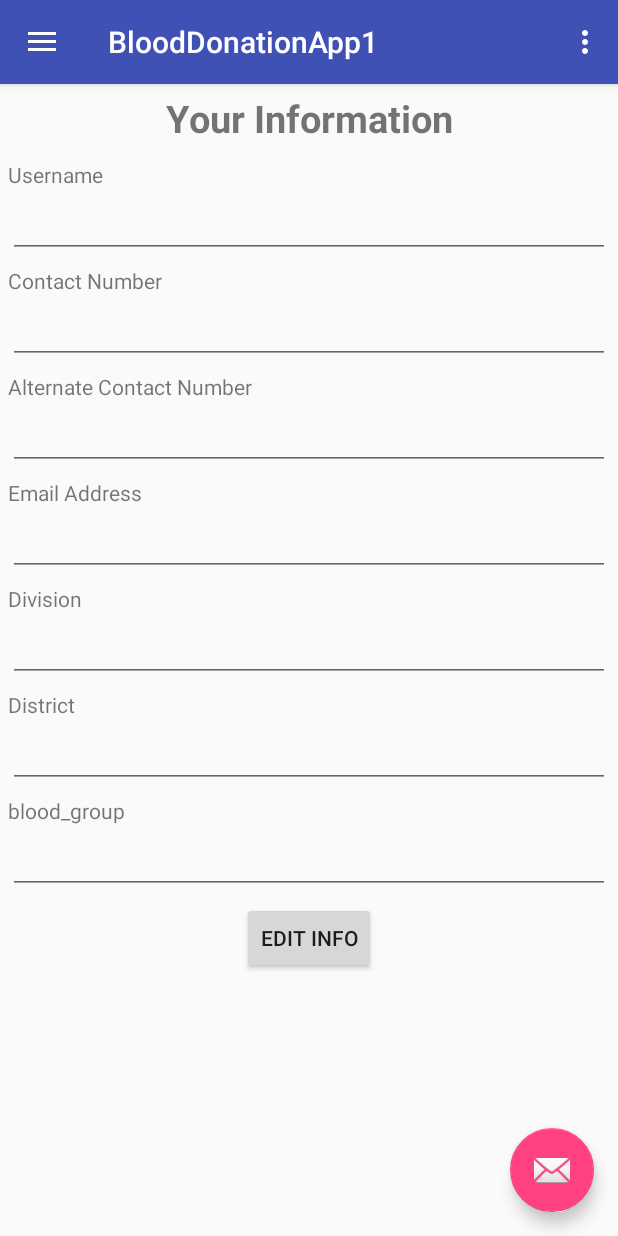
After one commit to BijohnRoy7/blood-dination-app-svs, an Android app: the fragment EditUserInfoFragment placed in its activity, on a phone screen of 412 x 824 dp. The commit adds this screen. Run offline under Robolectric (Android 15) with nearby library versions, the phone set to English and light mode, and no system bars; our stand-ins replace Firebase (no records; nobody signed in at launch, a user with empty details on screens opened directly), Volley; network calls fail.

Commit message:
commit 4 (edit user info)

```diff
--- a/app/build.gradle
+++ b/app/build.gradle
@@ -29,6 +29,7 @@ dependencies {
     implementation 'com.google.firebase:firebase-messaging:11.8.0'
     implementation 'com.google.android.gms:play-services-auth:11.8.0'
 
+    implementation 'com.android.support:support-v4:27.1.1'
     testImplementation 'junit:junit:4.12'
     androidTestImplementation 'com.android.support.test:runner:1.0.2'
     androidTestImplementation 'com.android.support.test.espresso:espresso-core:3.0.2'
--- a/app/src/main/java/invenz/roy/blooddonationapp1/GiveMoreInfoActivity.java
+++ b/app/src/main/java/invenz/roy/blooddonationapp1/activities/GiveMoreInfoActivity.java
@@ -1,4 +1,4 @@
-    package invenz.roy.blooddonationapp1;
+    package invenz.roy.blooddonationapp1.activities;
 
     import android.content.Intent;
     import android.content.SharedPreferences;
@@ -12,6 +12,7 @@
     import android.widget.Spinner;
     import android.widget.Toast;
 
+    import invenz.roy.blooddonationapp1.R;
     import invenz.roy.blooddonationapp1.utils.Constants;
 
     public class GiveMoreInfoActivity extends AppCompatActivity {
--- a/app/src/main/java/invenz/roy/blooddonationapp1/LoginActivity.java
+++ b/app/src/main/java/invenz/roy/blooddonationapp1/activities/LoginActivity.java
@@ -1,4 +1,4 @@
-package invenz.roy.blooddonationapp1;
+package invenz.roy.blooddonationapp1.activities;
 
 import android.content.Intent;
 import android.content.SharedPreferences;
@@ -12,7 +12,6 @@ import android.widget.EditText;
 import android.widget.Toast;
 
 import com.android.volley.AuthFailureError;
-import com.android.volley.Request;
 import com.android.volley.RequestQueue;
 import com.android.volley.Response;
 import com.android.volley.VolleyError;
@@ -38,6 +37,7 @@ import org.json.JSONObject;
 import java.util.HashMap;
 import java.util.Map;
 
+import invenz.roy.blooddonationapp1.R;
 import invenz.roy.blooddonationapp1.utils.Constants;
 import invenz.roy.blooddonationapp1.utils.Urls;
 
--- a/app/src/main/java/invenz/roy/blooddonationapp1/VerifyPhoneActivity.java
+++ b/app/src/main/java/invenz/roy/blooddonationapp1/activities/VerifyPhoneActivity.java
@@ -1,4 +1,4 @@
-package invenz.roy.blooddonationapp1;
+package invenz.roy.blooddonationapp1.activities;
 
 import android.content.Intent;
 import android.content.SharedPreferences;
@@ -25,6 +25,7 @@ import com.google.firebase.auth.PhoneAuthProvider;
 
 import java.util.concurrent.TimeUnit;
 
+import invenz.roy.blooddonationapp1.R;
 import invenz.roy.blooddonationapp1.utils.Constants;
 
 public class VerifyPhoneActivity extends AppCompatActivity {
--- /dev/null
+++ b/app/src/main/java/invenz/roy/blooddonationapp1/fragments/EditUserInfoFragment.java
@@ -0,0 +1,233 @@
+package invenz.roy.blooddonationapp1.fragments;
+
+
+import android.os.Bundle;
+import android.support.v4.app.Fragment;
+import android.util.Log;
+import android.view.LayoutInflater;
+import android.view.View;
+import android.view.ViewGroup;
+import android.widget.Button;
+import android.widget.EditText;
+import android.widget.Toast;
+
+import com.android.volley.AuthFailureError;
+import com.android.volley.Request;
+import com.android.volley.RequestQueue;
+import com.android.volley.Response;
+import com.android.volley.VolleyError;
+import com.android.volley.toolbox.JsonObjectRequest;
+import com.android.volley.toolbox.StringRequest;
+import com.android.volley.toolbox.Volley;
+import com.google.firebase.auth.FirebaseAuth;
+
+import org.json.JSONException;
+import org.json.JSONObject;
+
+import java.util.HashMap;
+import java.util.Map;
+
+import invenz.roy.blooddonationapp1.R;
+import invenz.roy.blooddonationapp1.utils.Urls;
+
+/**
+ * A simple {@link Fragment} subclass.
+ */
+public class EditUserInfoFragment extends Fragment {
+
+    private static final String TAG ="roy" ;
+    private EditText etUserName, etEmail, etPhoneNo, etAlternatePhoneNo, etBloodGroup, etDivision, etDistrict;
+    private Button btEditInfo;
+    private View view;
+    private FirebaseAuth mAuth;
+    private String userId;
+
+
+    public EditUserInfoFragment() {
+        // Required empty public constructor
+    }
+
+
+    @Override
+    public View onCreateView(LayoutInflater inflater, ViewGroup container,
+                             Bundle savedInstanceState) {
+        // Inflate the layout for this fragment
+
+        view = inflater.inflate(R.layout.fragment_edit_user_info, container, false);
+
+        /*###            calling method for initializing components           ###*/
+        init();
+
+
+        /*#####          calling method for getting user info             ####*/
+        getUserInfo();
+
+        /*###              when edit button is clicked              ###*/
+        btEditInfo.setOnClickListener(new View.OnClickListener() {
+            @Override
+            public void onClick(View v) {
+
+                String sUserName = etUserName.getText().toString();
+                String sPhonNo = etPhoneNo.getText().toString();
+                String sEmail = etEmail.getText().toString();
+                String sDivision = etDivision.getText().toString();
+                String sDistrict = etDistrict.getText().toString();
+                String sAlternatePhoneNo = etAlternatePhoneNo.getText().toString();
+
+                if (sUserName.isEmpty() || sPhonNo.isEmpty() || sEmail.isEmpty() || sDivision.isEmpty() || sDistrict.isEmpty()){
+
+                    Toast.makeText(getContext(), "Please fill requiered fields", Toast.LENGTH_SHORT).show();
+
+                }else {
+
+                    editUserInfo(sUserName, sPhonNo, sEmail, sDivision, sDistrict, sAlternatePhoneNo);
+                }
+
+
+            }
+        });
+
+
+        return view;
+    }
+
+
+    /*###                        editting user info                ###*/
+    private void editUserInfo(final String sUserName, final String sPhonNo, final String sEmail, final String sDivision, final String sDistrict, final String sAlternatePhoneNo) {
+
+        StringRequest stringRequest = new StringRequest(StringRequest.Method.POST, Urls.EDIT_USER_INFO_URL,
+                new Response.Listener<String>() {
+                    @Override
+                    public void onResponse(String response) {
+
+                        try {
+                            JSONObject serverResponse = new JSONObject(response);
+                            String code = serverResponse.getString("code");
+                            String msg = serverResponse.getString("message");
+
+                            if(code.equals("success")){
+
+                                Toast.makeText(getContext(), msg, Toast.LENGTH_SHORT).show();
+                                etUserName.setText("");
+                                etEmail.setText("");
+                                etPhoneNo.setText("");
+                                etAlternatePhoneNo.setText("");
+                                etDivision.setText("");
+                                etDistrict.setText("");
+                                etBloodGroup.setText("");
+
+
+                            }else {
+                                Toast.makeText(getContext(), msg, Toast.LENGTH_SHORT).show();
+                            }
+
+
+                        } catch (JSONException e) {
+                            e.printStackTrace();
+                        }
+
+                    }
+                }, new Response.ErrorListener() {
+            @Override
+            public void onErrorResponse(VolleyError error) {
+                Log.d(TAG, "onErrorResponse(EditUserInfoFragment) 1: "+error);
+                error.getStackTrace();
+            }
+        }){
+            @Override
+            protected Map<String, String> getParams() throws AuthFailureError {
+
+                Map<String , String> editUserMap = new HashMap<>();
+
+                editUserMap.put("user_name", sUserName);
+                editUserMap.put("mobile_no", sPhonNo);
+                editUserMap.put("mobile_no_2", sAlternatePhoneNo);
+                editUserMap.put("division", sDivision);
+                editUserMap.put("email", sEmail);
+                editUserMap.put("district", sDistrict);
+                editUserMap.put("firebase_id", userId);
+
+                return editUserMap;
+            }
+        };
+
+        RequestQueue requestQueue = Volley.newRequestQueue(getContext());
+        requestQueue.add(stringRequest);
+
+    }
+
+
+    /*###                          initializing components             ###*/
+    private void init() {
+        etUserName = view.findViewById(R.id.idUserName_editUserInfo);
+        etPhoneNo = view.findViewById(R.id.idMobileNo_editUserInfo);
+        etAlternatePhoneNo = view.findViewById(R.id.idAlternateMobileNo_editUserInfo);
+        etEmail = view.findViewById(R.id.idEmail_editUserInfo);
+        etBloodGroup = view.findViewById(R.id.idblood_group_editUserInfo);
+        etDivision = view.findViewById(R.id.idDivision_editUserInfo);
+        etDistrict = view.findViewById(R.id.idDistrict_editUserInfo);
+        btEditInfo = view.findViewById(R.id.idEditBtn_editUserInfo);
+
+
+        mAuth = FirebaseAuth.getInstance();
+        userId = mAuth.getUid();
+
+    }
+
+
+
+    /*#####          getting user info here             ####*/
+    private void getUserInfo() {
+
+        JsonObjectRequest request = new JsonObjectRequest(JsonObjectRequest.Method.POST, Urls.GET_USER_INFO_URL, null,
+                new Response.Listener<JSONObject>() {
+                    @Override
+                    public void onResponse(JSONObject response) {
+
+                        try {
+                            String code = response.getString("code");
+
+                            if (code.equals("success")){
+
+                                String userName = response.getString("user_name");
+                                String mobileNo = response.getString("mobile_no");
+                                String email = response.getString("email");
+                                String division = response.getString("division");
+                                String district = response.getString("district");
+                                String bloodGroup = response.getString("blood_group");
+                                String mobileNo2 = response.getString("mobile_no_2");
+
+                                etUserName.setText(userName);
+                                etPhoneNo.setText(mobileNo);
+                                etEmail.setText(email);
+                                etDivision.setText(division);
+                                etDistrict.setText(district);
+                                etBloodGroup.setText(bloodGroup);
+                                etAlternatePhoneNo.setText(mobileNo2);
+
+                            }else {
+
+                                Toast.makeText(getContext(), "Failed To Get Information. Please Try Later...", Toast.LENGTH_SHORT).show();
+                            }
+
+                        } catch (JSONException e) {
+                            e.printStackTrace();
+                        }
+
+                    }
+                }, new Response.ErrorListener() {
+            @Override
+            public void onErrorResponse(VolleyError error) {
+                Log.d(TAG, "onErrorResponse(EditUserInfoFrag): "+error);
+                error.getStackTrace();
+            }
+        });
+
+        RequestQueue requestQueue = Volley.newRequestQueue(getContext());
+        requestQueue.add(request);
+
+    }
+
+
+
+}
--- a/app/src/main/java/invenz/roy/blooddonationapp1/notification/MyFirebaseMessagingService.java
+++ b/app/src/main/java/invenz/roy/blooddonationapp1/notification/MyFirebaseMessagingService.java
@@ -6,7 +6,7 @@ import android.util.Log;
 import com.google.firebase.messaging.FirebaseMessagingService;
 import com.google.firebase.messaging.RemoteMessage;
 
-import invenz.roy.blooddonationapp1.HomeActivity;
+import invenz.roy.blooddonationapp1.activities.HomeActivity;
 
 public class MyFirebaseMessagingService extends FirebaseMessagingService {
 
--- a/app/src/main/java/invenz/roy/blooddonationapp1/utils/Urls.java
+++ b/app/src/main/java/invenz/roy/blooddonationapp1/utils/Urls.java
@@ -6,6 +6,8 @@ public class Urls {
     public static final String SAVE_USER_INFO_URL = DEFAULT_URL+"AddUserInfo.php";
     public static final String STORE_TOKEN_URL = DEFAULT_URL+"StoreToken.php";
     public static final String IS_FIREBASE_ID_EXISTS_URL = DEFAULT_URL+"FirebaseIdExists.php";
+    public static final String GET_USER_INFO_URL = DEFAULT_URL+"GetUserInfo.php";
+    public static final String EDIT_USER_INFO_URL = DEFAULT_URL+"EditUserInfo.php";
 
 
 
--- a/app/src/main/res/layout/activity_give_more_info.xml
+++ b/app/src/main/res/layout/activity_give_more_info.xml
@@ -4,7 +4,7 @@
     xmlns:tools="http://schemas.android.com/tools"
     android:layout_width="match_parent"
     android:layout_height="match_parent"
-    tools:context=".GiveMoreInfoActivity"
+    tools:context=".activities.GiveMoreInfoActivity"
     android:orientation="vertical">
 
 
--- a/app/src/main/res/layout/activity_login.xml
+++ b/app/src/main/res/layout/activity_login.xml
@@ -4,7 +4,7 @@
     xmlns:tools="http://schemas.android.com/tools"
     android:layout_width="match_parent"
     android:layout_height="match_parent"
-    tools:context=".LoginActivity">
+    tools:context=".activities.LoginActivity">
 
     <RelativeLayout
         android:id="@+id/relativeLayout"
--- a/app/src/main/res/layout/activity_verify_phone.xml
+++ b/app/src/main/res/layout/activity_verify_phone.xml
@@ -4,7 +4,7 @@
     xmlns:tools="http://schemas.android.com/tools"
     android:layout_width="match_parent"
     android:layout_height="match_parent"
-    tools:context=".VerifyPhoneActivity">
+    tools:context=".activities.VerifyPhoneActivity">
 
     <RelativeLayout
         android:id="@+id/relativeLayout"
--- a/app/src/main/res/layout/app_bar_home.xml
+++ b/app/src/main/res/layout/app_bar_home.xml
@@ -4,7 +4,7 @@
     xmlns:tools="http://schemas.android.com/tools"
     android:layout_width="match_parent"
     android:layout_height="match_parent"
-    tools:context=".HomeActivity">
+    tools:context=".activities.HomeActivity">
 
     <android.support.design.widget.AppBarLayout
         android:layout_width="match_parent"
--- a/app/src/main/res/layout/content_home.xml
+++ b/app/src/main/res/layout/content_home.xml
@@ -1,20 +1,16 @@
 <?xml version="1.0" encoding="utf-8"?>
-<android.support.constraint.ConstraintLayout xmlns:android="http://schemas.android.com/apk/res/android"
+<LinearLayout xmlns:android="http://schemas.android.com/apk/res/android"
     xmlns:app="http://schemas.android.com/apk/res-auto"
     xmlns:tools="http://schemas.android.com/tools"
     android:layout_width="match_parent"
     android:layout_height="match_parent"
     app:layout_behavior="@string/appbar_scrolling_view_behavior"
-    tools:context=".HomeActivity"
+    tools:context=".activities.HomeActivity"
     tools:showIn="@layout/app_bar_home">
 
-    <TextView
-        android:layout_width="wrap_content"
-        android:layout_height="wrap_content"
-        android:text="Hello World!"
-        app:layout_constraintBottom_toBottomOf="parent"
-        app:layout_constraintLeft_toLeftOf="parent"
-        app:layout_constraintRight_toRightOf="parent"
-        app:layout_constraintTop_toTopOf="parent" />
+    <FrameLayout
+        android:id="@+id/idFrameLayout"
+        android:layout_width="match_parent"
+        android:layout_height="match_parent"></FrameLayout>
 
-</android.support.constraint.ConstraintLayout>
+</LinearLayout>
--- /dev/null
+++ b/app/src/main/res/layout/fragment_edit_user_info.xml
@@ -0,0 +1,142 @@
+<?xml version="1.0" encoding="utf-8"?>
+    <FrameLayout xmlns:android="http://schemas.android.com/apk/res/android"
+        xmlns:tools="http://schemas.android.com/tools"
+        android:layout_width="match_parent"
+        android:layout_height="match_parent"
+        tools:context=".fragments.EditUserInfoFragment">
+
+        <ScrollView
+            android:layout_width="match_parent"
+            android:layout_height="match_parent">
+
+        <LinearLayout
+            android:layout_width="match_parent"
+            android:layout_height="match_parent"
+            android:orientation="vertical"
+            android:padding="5dp">
+
+            <TextView
+                android:layout_width="match_parent"
+                android:layout_height="wrap_content"
+                android:text="Your Information"
+                android:textSize="25dp"
+                android:textStyle="bold"
+                android:layout_gravity="center"
+                android:gravity="center"
+                android:layout_marginBottom="5dp"/>
+
+
+                <TextView
+                    android:layout_width="match_parent"
+                    android:layout_height="20dp"
+                    android:text="Username"
+                    android:layout_marginTop="5dp"/>
+
+                <EditText
+                    android:id="@+id/idUserName_editUserInfo"
+                    android:layout_width="match_parent"
+                    android:layout_height="wrap_content"/>
+
+
+
+                <TextView
+                    android:layout_width="match_parent"
+                    android:layout_height="20dp"
+                    android:layout_marginTop="5dp"
+                    android:text="Contact Number"/>
+
+                <EditText
+                    android:id="@+id/idMobileNo_editUserInfo"
+                    android:layout_width="match_parent"
+                    android:layout_height="wrap_content"
+                    android:inputType="phone"
+                    android:maxLength="11"/>
+
+
+
+                <TextView
+                    android:layout_width="match_parent"
+                    android:layout_height="20dp"
+                    android:layout_marginTop="5dp"
+                    android:text="Alternate Contact Number"/>
+
+                <EditText
+                    android:id="@+id/idAlternateMobileNo_editUserInfo"
+                    android:layout_width="match_parent"
+                    android:layout_height="wrap_content"
+                    android:inputType="phone"
+                    android:maxLength="11"/>
+
+
+
+                <TextView
+                    android:layout_width="match_parent"
+                    android:layout_height="20dp"
+                    android:layout_marginTop="5dp"
+                    android:text="Email Address"/>
+
+                <EditText
+                    android:id="@+id/idEmail_editUserInfo"
+                    android:layout_width="match_parent"
+                    android:layout_height="wrap_content"/>
+
+
+
+
+                <TextView
+                    android:layout_width="match_parent"
+                    android:layout_height="20dp"
+                    android:layout_marginTop="5dp"
+                    android:text="Division"/>
+
+                <EditText
+                    android:id="@+id/idDivision_editUserInfo"
+                    android:layout_width="match_parent"
+                    android:layout_height="wrap_content"/>
+
+
+
+
+                <TextView
+                    android:layout_width="match_parent"
+                    android:layout_height="20dp"
+                    android:layout_marginTop="5dp"
+                    android:text="District"/>
+
+                <EditText
+                    android:id="@+id/idDistrict_editUserInfo"
+                    android:layout_width="match_parent"
+                    android:layout_height="wrap_content"/>
+
+
+
+
+                <TextView
+                    android:layout_width="match_parent"
+                    android:layout_height="20dp"
+                    android:layout_marginTop="5dp"
+                    android:text="blood_group"/>
+
+                <EditText
+                    android:id="@+id/idblood_group_editUserInfo"
+                    android:layout_width="match_parent"
+                    android:layout_height="wrap_content"
+                    android:editable="false"/>
+
+
+
+                <Button
+                    android:id="@+id/idEditBtn_editUserInfo"
+                    android:layout_width="wrap_content"
+                    android:layout_height="wrap_content"
+                    android:text="Edit Info"
+                    android:layout_marginTop="5dp"
+                    android:layout_gravity="center"
+                    android:gravity="center"/>
+
+
+        </LinearLayout>
+
+        </ScrollView>
+
+    </FrameLayout>
--- a/app/src/main/res/menu/activity_home_drawer.xml
+++ b/app/src/main/res/menu/activity_home_drawer.xml
@@ -25,9 +25,9 @@
     <item android:title="Communicate">
         <menu>
             <item
-                android:id="@+id/nav_share"
-                android:icon="@drawable/ic_menu_share"
-                android:title="Share" />
+                android:id="@+id/nav_edit_info"
+                android:icon="@drawable/ic_edit"
+                android:title="Edit My Info" />
             <item
                 android:id="@+id/nav_logout"
                 android:icon="@drawable/ic_menu_send"
--- a/app/src/main/res/values/strings.xml
+++ b/app/src/main/res/values/strings.xml
@@ -6,4 +6,7 @@
     <string name="nav_header_subtitle">android.studio@android.com</string>
     <string name="nav_header_desc">Navigation header</string>
     <string name="action_settings">Settings</string>
+
+    <!-- TODO: Remove or change this placeholder text -->
+    <string name="hello_blank_fragment">Hello blank fragment</string>
 </resources>
```
Also changed, not shown: app/src/main/AndroidManifest.xml (+4 -4 lines), app/src/main/java/invenz/roy/blooddonationapp1/activities/HomeActivity.java (renamed from app/src/main/java/invenz/roy/blooddonationapp1/HomeActivity.java, +25 -6 lines).
